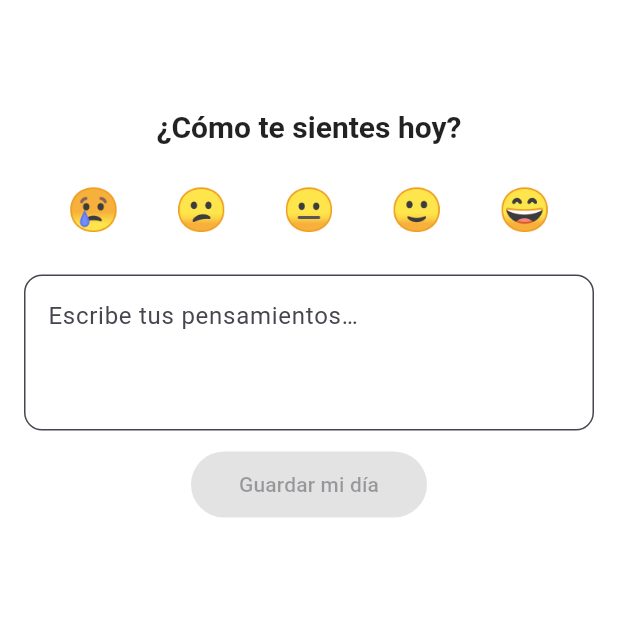
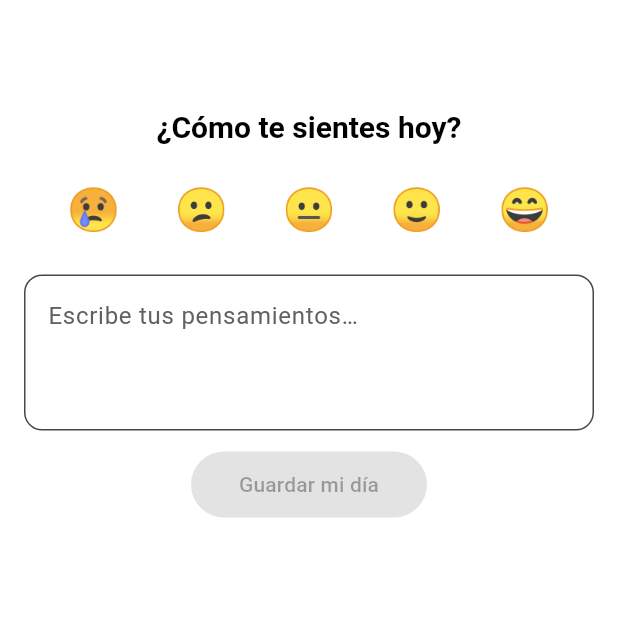
Before and after one commit to javiercamaraezquerra/Undiamas, a Flutter app: the JournalScreen screen opened directly, on a phone screen of 412 x 824 dp, the top half of it. Run offline on Flutter 3.47's test engine with Material 3 defaults, Android fonts, the phone set to English and light mode, and no system bars; our stand-ins replace fl_chart, flutter_local_notifications, flutter_markdown, flutter_secure_storage, google_mobile_ads, google_sign_in and 5 more; missing offline and left inert: googleapis; accounts and stored records are empty.

Commit message:
Update journal_screen.dart

```diff
--- a/lib/screens/journal_screen.dart
+++ b/lib/screens/journal_screen.dart
@@ -60,6 +60,7 @@ class _JournalScreenState extends State<JournalScreen> {
   Widget build(BuildContext context) {
     const moods = ['😢', '😕', '😐', '🙂', '😄'];
     final canSave = _selectedMood != null && _controller.text.trim().isNotEmpty;
+    final bool dark = Theme.of(context).brightness == Brightness.dark;
 
     return FutureBuilder<Box<DiaryEntry>>(
       future: _futureBox,
@@ -90,7 +91,11 @@ class _JournalScreenState extends State<JournalScreen> {
                   child: Column(
                     children: [
                       Text('¿Cómo te sientes hoy?',
-                          style: Theme.of(context).textTheme.headlineSmall),
+                          style: Theme.of(context)
+                              .textTheme
+                              .headlineSmall
+                              ?.copyWith(
+                                  color: dark ? Colors.white : Colors.black)),
                       const SizedBox(height: 12),
                       Row(
                         mainAxisAlignment: MainAxisAlignment.spaceEvenly,
@@ -120,8 +125,14 @@ class _JournalScreenState extends State<JournalScreen> {
                       TextField(
                         controller: _controller,
                         maxLines: 3,
+                        style: TextStyle(
+                            color: dark ? Colors.white : Colors.black87),
                         decoration: InputDecoration(
                           hintText: 'Escribe tus pensamientos…',
+                          hintStyle: TextStyle(
+                              color: dark
+                                  ? Colors.white70
+                                  : Colors.grey.shade700),
                           border: OutlineInputBorder(
                             borderRadius: BorderRadius.circular(12),
                           ),
@@ -131,6 +142,14 @@ class _JournalScreenState extends State<JournalScreen> {
                       ElevatedButton(
                         onPressed: canSave ? () => _saveEntry(box) : null,
                         style: ElevatedButton.styleFrom(
+                          backgroundColor: dark
+                              ? Theme.of(context).colorScheme.primaryContainer
+                              : Theme.of(context).colorScheme.primary,
+                          foregroundColor: dark
+                              ? Theme.of(context)
+                                  .colorScheme
+                                  .onPrimaryContainer
+                              : Colors.white,
                           shape: const StadiumBorder(),
                           padding: const EdgeInsets.symmetric(
                             horizontal: 32,
@@ -152,6 +171,9 @@ class _JournalScreenState extends State<JournalScreen> {
                                       '${e.createdAt.hour.toString().padLeft(2, '0')}:'
                                       '${e.createdAt.minute.toString().padLeft(2, '0')}';
                                   return Card(
+                                    color: dark
+                                        ? Colors.black.withOpacity(.75)
+                                        : null,
                                     margin:
                                         const EdgeInsets.symmetric(vertical: 4),
                                     child: ListTile(
```
